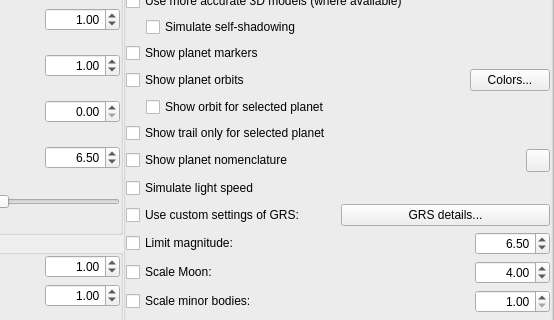
The window that src/gui/viewDialog.ui (519984307/stellarium_src) describes before a commit, drawn with Qt 5; both pictures show x 201 to 755 and y 129 to 449 of the 755 by 664 pixel window.
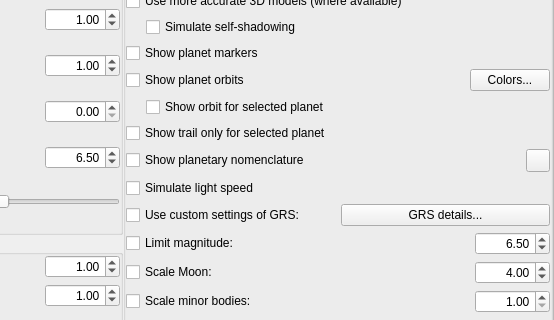
The same window after the commit. Icons and pictures are not drawn. Custom widgets are drawn as their Qt base class.

```diff
--- a/src/gui/viewDialog.ui
+++ b/src/gui/viewDialog.ui
@@ -1222,7 +1222,7 @@
                   <string>Show hints and labels for planetary features</string>
                  </property>
                  <property name="text">
-                  <string>Show planet nomenclature</string>
+                  <string>Show planetary nomenclature</string>
                  </property>
                 </widget>
                </item>
```
